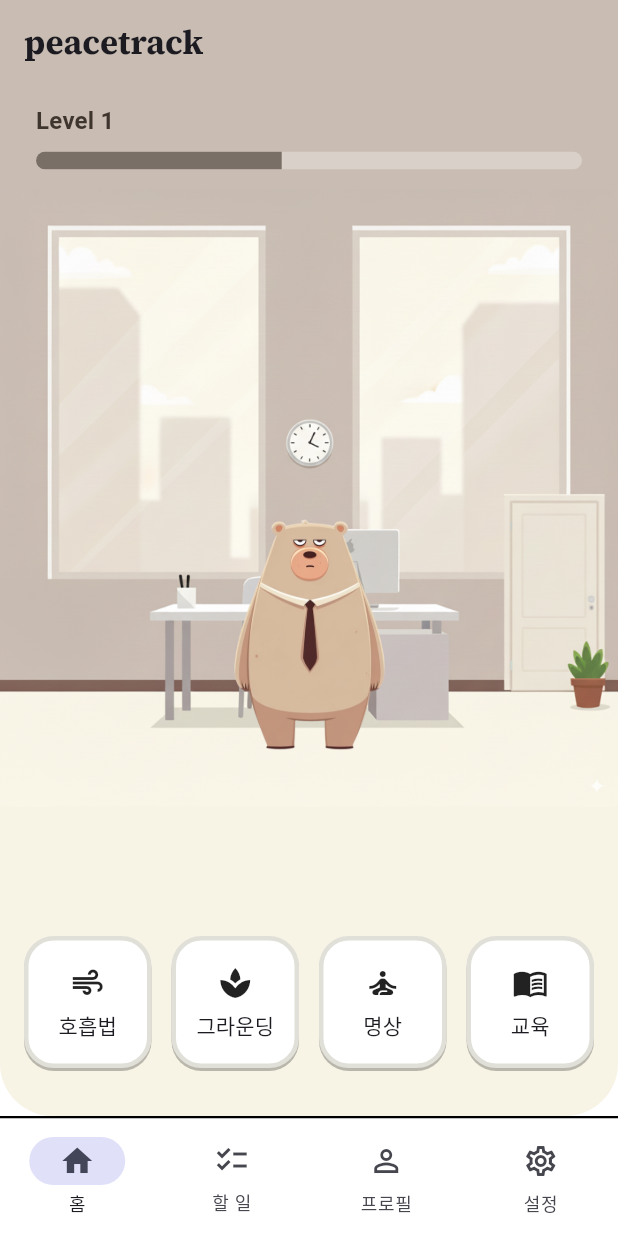
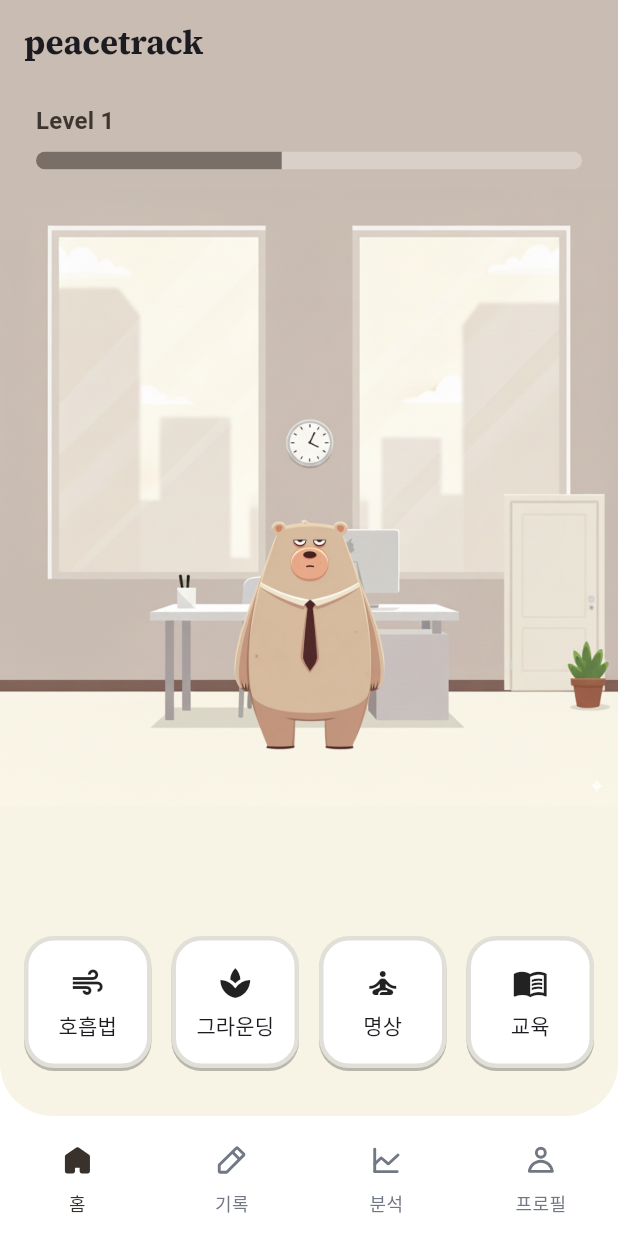
Before and after one commit to junbbbb/PanicAttack0918_02, a Flutter app: the screen it shows after launch, on a phone screen of 412 x 824 dp. Run offline on Flutter 3.47's test engine with Material 3 defaults, Android fonts, the phone set to English and light mode, and no system bars; our stand-ins replace dio, flutter_riverpod, flutter_svg, go_router, google_fonts, riverpod_annotation and 1 more; generated files the repository leaves out were written again.

Commit message:
호흡법 완료, svg파일로 나중에 바꿔야할듯

```diff
--- a/lib/app/app.dart
+++ b/lib/app/app.dart
@@ -22,9 +22,18 @@ class PanicAttackApp extends ConsumerWidget {
       theme: ThemeData(
         colorScheme: colorScheme,
         scaffoldBackgroundColor: Colors.white,
-        navigationBarTheme: const NavigationBarThemeData(
+        navigationBarTheme: NavigationBarThemeData(
           backgroundColor: Colors.white,
           surfaceTintColor: Colors.transparent,
+          indicatorColor: Colors.transparent,
+          labelTextStyle: MaterialStateProperty.resolveWith(
+            (states) => TextStyle(
+              color: states.contains(MaterialState.selected)
+                  ? const Color(0xFF39322C)
+                  : const Color(0xFF727883),
+              fontSize: 12,
+            ),
+          ),
         ),
         useMaterial3: true,
       ),
--- a/lib/app/shell_scaffold.dart
+++ b/lib/app/shell_scaffold.dart
@@ -1,5 +1,6 @@
 import 'package:flutter/material.dart';
 import 'package:flutter_riverpod/flutter_riverpod.dart';
+import 'package:flutter_svg/flutter_svg.dart';
 import 'package:go_router/go_router.dart';
 
 class AppShell extends ConsumerWidget {
@@ -11,35 +12,40 @@ class AppShell extends ConsumerWidget {
   Widget build(BuildContext context, WidgetRef ref) {
     return Scaffold(
       body: navigationShell,
-      bottomNavigationBar: DecoratedBox(
-        position: DecorationPosition.foreground,
-        decoration: const BoxDecoration(
-          border: Border(
-            top: BorderSide(color: Color(0xFF000000), width: 1.5),
-          ),
-        ),
-        child: NavigationBar(
+      bottomNavigationBar: NavigationBar(
         selectedIndex: navigationShell.currentIndex,
         destinations: const [
           NavigationDestination(
-              icon: Icon(Icons.home_outlined),
-              selectedIcon: Icon(Icons.home),
+            icon: _NavIcon(baseName: 'home'),
+            selectedIcon: _NavIcon(
+              baseName: 'home',
+              isSelected: true,
+            ),
             label: '홈',
           ),
           NavigationDestination(
-              icon: Icon(Icons.checklist_outlined),
-              selectedIcon: Icon(Icons.checklist),
-              label: '할 일',
+            icon: _NavIcon(baseName: 'record'),
+            selectedIcon: _NavIcon(
+              baseName: 'record',
+              isSelected: true,
+            ),
+            label: '기록',
           ),
           NavigationDestination(
-              icon: Icon(Icons.person_outline),
-              selectedIcon: Icon(Icons.person),
-              label: '프로필',
+            icon: _NavIcon(baseName: 'analyis'),
+            selectedIcon: _NavIcon(
+              baseName: 'analyis',
+              isSelected: true,
+            ),
+            label: '분석',
           ),
           NavigationDestination(
-              icon: Icon(Icons.settings_outlined),
-              selectedIcon: Icon(Icons.settings),
-              label: '설정',
+            icon: _NavIcon(baseName: 'profile'),
+            selectedIcon: _NavIcon(
+              baseName: 'profile',
+              isSelected: true,
+            ),
+            label: '프로필',
           ),
         ],
         onDestinationSelected: (index) => navigationShell.goBranch(
@@ -47,7 +53,25 @@ class AppShell extends ConsumerWidget {
           initialLocation: index == navigationShell.currentIndex,
         ),
       ),
-      ),
     );
   }
 }
+
+class _NavIcon extends StatelessWidget {
+  const _NavIcon({required this.baseName, this.isSelected = false});
+
+  final String baseName;
+  final bool isSelected;
+
+  @override
+  Widget build(BuildContext context) {
+    final suffix = isSelected ? '_s' : '';
+    final assetPath = 'assets/icons/navigation/${baseName}${suffix}.svg';
+
+    return SvgPicture.asset(
+      assetPath,
+      width: 24,
+      height: 24,
+    );
+  }
+}
--- a/lib/features/home/presentation/home_page.dart
+++ b/lib/features/home/presentation/home_page.dart
@@ -1,4 +1,6 @@
 import 'package:flutter/material.dart';
+import 'package:go_router/go_router.dart';
+import 'package:panicattack0918_02/app/router.dart';
 import 'package:google_fonts/google_fonts.dart';
 
 class HomePage extends StatelessWidget {
@@ -110,20 +112,21 @@ class HomePage extends StatelessWidget {
                     child: Row(
                       mainAxisAlignment: MainAxisAlignment.spaceBetween,
                       crossAxisAlignment: CrossAxisAlignment.start,
-                      children: const [
+                      children: [
                         _HomeActionButton(
                           label: '호흡법',
                           icon: Icons.air,
+                          onTap: () => context.goNamed(AppRoute.breathing.name),
                         ),
-                        _HomeActionButton(
+                        const _HomeActionButton(
                           label: '그라운딩',
                           icon: Icons.spa,
                         ),
-                        _HomeActionButton(
+                        const _HomeActionButton(
                           label: '명상',
                           icon: Icons.self_improvement,
                         ),
-                        _HomeActionButton(
+                        const _HomeActionButton(
                           label: '교육',
                           icon: Icons.menu_book,
                         ),
@@ -141,16 +144,23 @@ class HomePage extends StatelessWidget {
 }
 
 class _HomeActionButton extends StatelessWidget {
-  const _HomeActionButton({required this.label, required this.icon});
+  const _HomeActionButton({
+    required this.label,
+    required this.icon,
+    this.onTap,
+  });
 
   final String label;
   final IconData icon;
+  final VoidCallback? onTap;
 
   @override
   Widget build(BuildContext context) {
     final textStyle = Theme.of(context).textTheme.labelLarge;
 
-    return Container(
+    return GestureDetector(
+      onTap: onTap,
+      child: Container(
         width: 85,
         height: 88,
         decoration: BoxDecoration(
@@ -176,6 +186,7 @@ class _HomeActionButton extends StatelessWidget {
             Text(label, style: textStyle),
           ],
         ),
+      ),
     );
   }
 }
--- a/pubspec.yaml
+++ b/pubspec.yaml
@@ -37,6 +37,7 @@ dependencies:
   shared_preferences: ^2.2.3
   cupertino_icons: ^1.0.8
   google_fonts: ^6.1.0
+  flutter_svg: ^2.0.9
 
 dev_dependencies:
   flutter_test:
@@ -62,6 +63,8 @@ flutter:
     - assets/images/backgrounds/
     - assets/images/outfits/
     - assets/images/items/
+    - assets/icons/
+    - assets/icons/navigation/
 
   # To add assets to your application, add an assets section, like this:
   # assets:
```
Also changed, not shown: lib/app/router.dart (+10 -1 lines), lib/features/breathing/presentation/breathing_page.dart (added, +294 -0 lines), assets/icons/navigation/analyis.svg (added), assets/icons/navigation/analyis_s.svg (added), assets/icons/navigation/home.svg (added), assets/icons/navigation/home_s.svg (added), assets/icons/navigation/profile.svg (added), assets/icons/navigation/profile_s.svg (added), assets/icons/navigation/record.svg (added), assets/icons/navigation/record_s.svg (added), assets/images/backgrounds/breath_bg.png (added), assets/images/backgrounds/cloud_big.svg (added), assets/images/backgrounds/cloud_small.svg (added), assets/images/backgrounds/tree_big.svg (added), 2 more files. Lines whose indentation alone changed are shown as unchanged.
